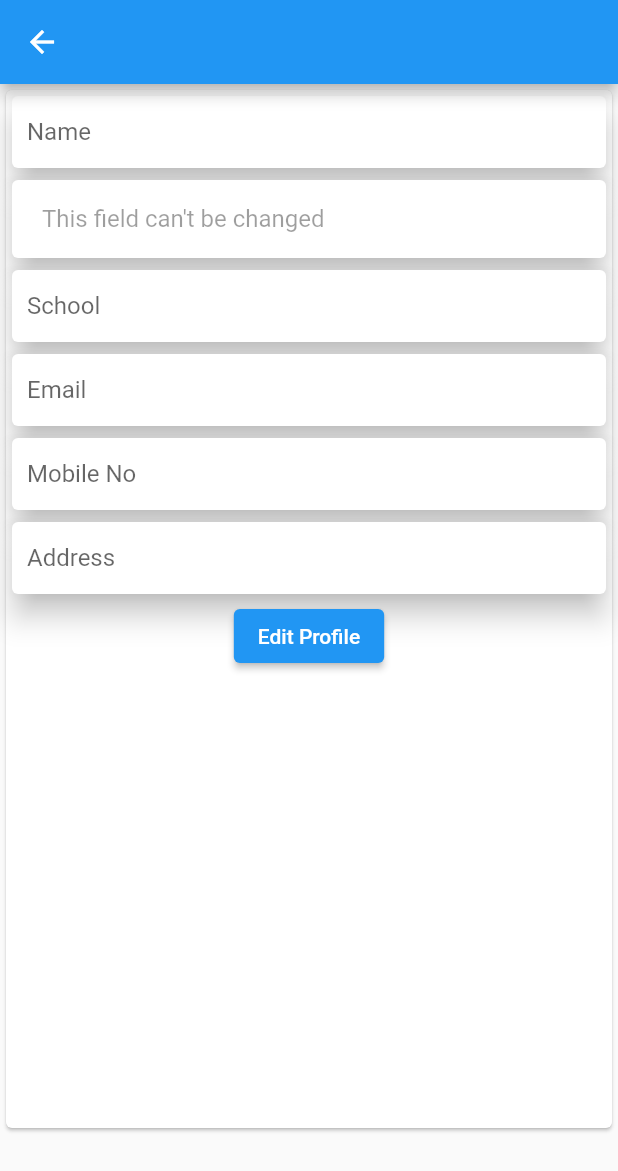
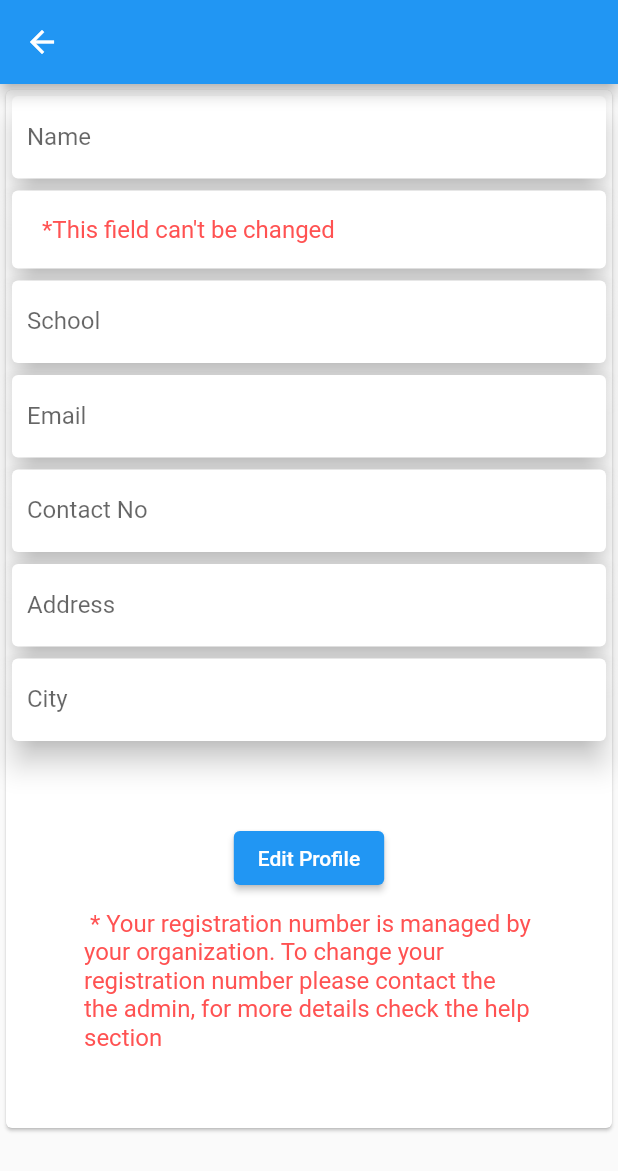
Before and after one commit to mypherhistamine/ewebclass, a Flutter app: the MyDrawer widget shown alone on an empty page, opened directly, after a tap on "Profile", after a tap on the "edit" icon, on a phone screen of 412 x 824 dp. Shown: the top 1171 px of the screen. Run offline on Flutter 3.47's test engine with Material 2 defaults, Android fonts, the phone set to English and light mode, and no system bars; our stand-ins replace cloud_firestore, firebase_auth, firebase_core, get; accounts and stored records are empty.

Commit message:
profile page done

```diff
--- a/lib/screen/edit_profile.dart
+++ b/lib/screen/edit_profile.dart
@@ -11,12 +11,14 @@ class _EditProfileScreenState extends State<EditProfileScreen> {
   final userDataController = Get.put(StudentData());
   @override
   void initState() {
+    super.initState();
     nameController.text = userDataController.userName.value;
     regController.text = userDataController.regNo.value;
     schController.text = userDataController.school.value;
     emailController.text = userDataController.userEmail.value;
     phoneController.text = userDataController.mobileNo.value;
     addressController.text = userDataController.address.value;
+    cityController.text = userDataController.city.value;
   }
 
   TextEditingController nameController = new TextEditingController();
@@ -25,6 +27,7 @@ class _EditProfileScreenState extends State<EditProfileScreen> {
   TextEditingController emailController = new TextEditingController();
   TextEditingController phoneController = new TextEditingController();
   TextEditingController addressController = new TextEditingController();
+  TextEditingController cityController = new TextEditingController();
   final getXController = Get.put(StudentData());
 
   bool isSubmitting = false;
@@ -63,6 +66,7 @@ class _EditProfileScreenState extends State<EditProfileScreen> {
                     elevation: 8,
                     child: TextField(
                       decoration: InputDecoration(
+                          labelText: 'Name',
                           contentPadding: EdgeInsets.all(10),
                           hintText: 'Name',
                           border: InputBorder.none),
@@ -80,13 +84,15 @@ class _EditProfileScreenState extends State<EditProfileScreen> {
                       child: Row(
                         children: [
                           Text(
-                            "${getXController.regNo}",
-                            style: TextStyle(fontSize: 16, color: Colors.black38),
+                            "${getXController.regNo.toUpperCase()}",
+                            style:
+                                TextStyle(fontSize: 16, color: Colors.black38),
                           ),
                           SizedBox(width: 10),
                           Text(
-                            "This field can't be changed",
-                            style: TextStyle(fontSize: 16, color: Colors.black38),
+                            "*This field can't be changed",
+                            style: TextStyle(
+                                fontSize: 16, color: Colors.redAccent),
                           )
                         ],
                       ),
@@ -99,6 +105,7 @@ class _EditProfileScreenState extends State<EditProfileScreen> {
                     elevation: 8,
                     child: TextField(
                       decoration: InputDecoration(
+                          labelText: 'School',
                           contentPadding: EdgeInsets.all(10),
                           hintText: 'School',
                           border: InputBorder.none),
@@ -111,6 +118,7 @@ class _EditProfileScreenState extends State<EditProfileScreen> {
                     elevation: 8,
                     child: TextField(
                       decoration: InputDecoration(
+                          labelText: 'Email',
                           contentPadding: EdgeInsets.all(10),
                           hintText: 'Email',
                           border: InputBorder.none),
@@ -123,6 +131,7 @@ class _EditProfileScreenState extends State<EditProfileScreen> {
                     elevation: 8,
                     child: TextField(
                       decoration: InputDecoration(
+                          labelText: 'Contact No',
                           contentPadding: EdgeInsets.all(10),
                           hintText: 'Mobile No',
                           border: InputBorder.none),
@@ -135,6 +144,7 @@ class _EditProfileScreenState extends State<EditProfileScreen> {
                     elevation: 8,
                     child: TextField(
                       decoration: InputDecoration(
+                          labelText: 'Address',
                           contentPadding: EdgeInsets.all(10),
                           hintText: 'Address',
                           border: InputBorder.none),
@@ -142,16 +152,32 @@ class _EditProfileScreenState extends State<EditProfileScreen> {
                     ),
                   ),
                 ),
+                Container(
+                  child: Card(
+                    elevation: 8,
+                    child: TextField(
+                      decoration: InputDecoration(
+                          labelText: 'City',
+                          contentPadding: EdgeInsets.all(10),
+                          hintText: 'City',
+                          border: InputBorder.none),
+                      controller: cityController,
+                    ),
+                  ),
+                ),
                 !isSubmitting
-                    ? ElevatedButton(
+                    ? Padding(
+                        padding: const EdgeInsets.only(top: 50),
+                        child: ElevatedButton(
                             onPressed: () async {
                               setState(() {
                                 isSubmitting = true;
                               });
                               userDataController.userName.value =
                                   nameController.text;
-                          userDataController.regNo.value = regController.text;
-                          userDataController.school.value = schController.text;
+
+                              userDataController.school.value =
+                                  schController.text;
                               userDataController.userEmail.value =
                                   emailController.text;
                               userDataController.mobileNo.value =
@@ -164,7 +190,8 @@ class _EditProfileScreenState extends State<EditProfileScreen> {
                               setState(() {
                                 isSubmitting = false;
                               });
-                          ScaffoldMessenger.of(context).showSnackBar(SnackBar(
+                              ScaffoldMessenger.of(context)
+                                  .showSnackBar(SnackBar(
                                 backgroundColor: Colors.blueAccent,
                                 content:
                                     const Text('Your Profile has been updated'),
@@ -175,10 +202,19 @@ class _EditProfileScreenState extends State<EditProfileScreen> {
                                 // ),
                               ));
                             },
-                        child: Text("Edit Profile"))
+                            child: Text("Edit Profile")),
+                      )
                     : Padding(
                         padding: const EdgeInsets.all(16.0),
                         child: CircularProgressIndicator(),
+                      ),
+                SizedBox(height: 10),
+                Container(
+                  width: 300,
+                  child: Text(
+                    " * Your registration number is managed by your organization. To change your registration number please contact the the admin, for more details check the help section ",
+                    style: TextStyle(fontSize: 16, color: Colors.redAccent),
+                  ),
                 )
               ],
             ),
--- a/lib/screen/profile.dart
+++ b/lib/screen/profile.dart
@@ -1,3 +1,4 @@
+import 'package:cloud_firestore/cloud_firestore.dart';
 import 'package:ewebclass/controllers/userdata.dart';
 import 'package:ewebclass/screen/edit_profile.dart';
 import 'package:ewebclass/widget/drawer.dart';
@@ -10,6 +11,7 @@ class ProfilePage extends StatelessWidget {
   final regStyle = TextStyle(color: Colors.grey, fontSize: 20);
   static const profileRoute = "profileRoute";
   final studentController = Get.put(StudentData());
+  CollectionReference users = FirebaseFirestore.instance.collection('users');
 
   Widget rightAlignText({String text}) {
     return Row(
@@ -38,8 +40,7 @@ class ProfilePage extends StatelessWidget {
               onPressed: () {
                 Navigator.push(
                   context,
-                  MaterialPageRoute(
-                      builder: (context) => EditProfileScreen()),
+                  MaterialPageRoute(builder: (context) => EditProfileScreen()),
                 );
               })
         ],
@@ -48,7 +49,20 @@ class ProfilePage extends StatelessWidget {
       body: Container(
         height: size.height,
         width: size.width,
-        child: Column(
+        child: StreamBuilder<DocumentSnapshot>(
+            stream: FirebaseFirestore.instance
+                .collection('users')
+                .doc(studentController.authResultId.value)
+                .snapshots(),
+            builder: (context, AsyncSnapshot<DocumentSnapshot> snapshot) {
+              if (snapshot.hasData) {
+                studentController.city.value = snapshot.data['city'];
+                studentController.regNo.value = snapshot.data['regNo'];
+
+                print(studentController.city.value);
+              }
+
+              return Column(
                 crossAxisAlignment: CrossAxisAlignment.center,
                 children: [
                   SizedBox(height: 30),
@@ -62,22 +76,25 @@ class ProfilePage extends StatelessWidget {
                     ),
                   ),
                   SizedBox(height: 20),
-            Text("Rishabh Mishra", style: nameStyle),
-            SizedBox(height: 20),
-            rightAlignText(text: "Reg No - 19BCE2088"),
-            SizedBox(height: 20),
-            rightAlignText(text: "School - SCOPE"),
-            SizedBox(height: 20),
-            rightAlignText(text: "Email - rishabhmishra23599@gmail.com"),
-            SizedBox(height: 20),
-            rightAlignText(text: "Mobile No - 9560106736"),
+                  Text("${snapshot.data['username']}", style: nameStyle),
                   SizedBox(height: 20),
                   rightAlignText(
-                text: "Address - H.No. 44,Gali No-3 , Sant Nagar Burari"),
+                      text:
+                          "Reg No - ${snapshot.data['regNo'].toString().toUpperCase()}"),
                   SizedBox(height: 20),
-            rightAlignText(text: "City - Delhi")
+                  rightAlignText(text: "School - ${snapshot.data['school']}"),
+                  SizedBox(height: 20),
+                  rightAlignText(text: "Email - ${snapshot.data['email']}"),
+                  SizedBox(height: 20),
+                  rightAlignText(
+                      text: "Mobile No - ${snapshot.data['mobileNo']}"),
+                  SizedBox(height: 20),
+                  rightAlignText(text: "Address - ${snapshot.data['address']}"),
+                  SizedBox(height: 20),
+                  rightAlignText(text: "City - ${snapshot.data['city']}")
                 ],
-        ),
+              );
+            }),
       ),
       drawer: Drawer(
         child: ListView(
@@ -88,28 +105,34 @@ class ProfilePage extends StatelessWidget {
               ),
               child: Text('E-Web Class'),
             ),
+            Divider(),
             ListTile(
               title: Text('Profile'),
               onTap: () {
                 Navigator.of(context).popAndPushNamed(ProfilePage.profileRoute);
               },
             ),
+            Divider(),
             ListTile(
               title: Text('Course Materials'),
               onTap: () {},
             ),
+            Divider(),
             ListTile(
               title: Text('Quizzes-Assignments'),
               onTap: () {},
             ),
+            Divider(),
             ListTile(
               title: Text('Discussion Interface'),
               onTap: () {},
             ),
+            Divider(),
             ListTile(
               title: Text('Help'),
               onTap: () {},
             ),
+            Divider(),
             ListTile(
               title: Text('Logout'),
               onTap: () {
--- a/lib/widget/drawer.dart
+++ b/lib/widget/drawer.dart
@@ -23,28 +23,34 @@ class MyDrawer extends StatelessWidget {
             ),
             child: Text('E-Web Class'),
           ),
+          Divider(),
           ListTile(
             title: Text('Profile'),
             onTap: () {
               Navigator.of(context).popAndPushNamed(ProfilePage.profileRoute);
             },
           ),
+          Divider(),
           ListTile(
             title: Text('Course Materials'),
             onTap: () {},
           ),
+          Divider(),
           ListTile(
             title: Text('Quizzes-Assignments'),
             onTap: () {},
           ),
+          Divider(),
           ListTile(
             title: Text('Discussion Interface'),
             onTap: () {},
           ),
+          Divider(),
           ListTile(
             title: Text('Help'),
             onTap: () {},
           ),
+          Divider(),
           ListTile(
             title: Text('Logout'),
             onTap: () {
```
Lines whose indentation alone changed are shown as unchanged.
